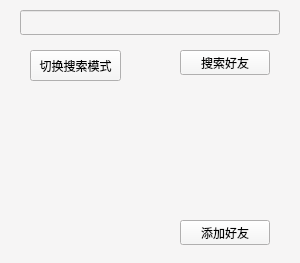
Above: client/ui/searchnewfriend.ui from pechpo/What-s-up before the change. Below: the same form after it.
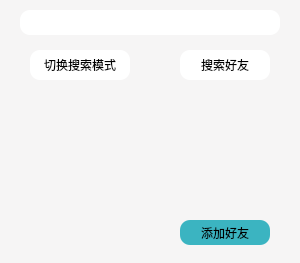
That is the form after the change.

What changed in the file:
```diff
--- a/client/ui/searchnewfriend.ui
+++ b/client/ui/searchnewfriend.ui
@@ -25,6 +25,10 @@
      <height>25</height>
     </rect>
    </property>
+   <property name="styleSheet">
+    <string notr="true">background-color: rgb(255, 255, 255);
+border-radius:10px;</string>
+   </property>
   </widget>
   <widget class="QPushButton" name="confirmButton">
    <property name="geometry">
@@ -35,6 +39,10 @@
      <height>25</height>
     </rect>
    </property>
+   <property name="styleSheet">
+    <string notr="true">background-color: rgb(59, 180, 193);
+border-radius:10px;</string>
+   </property>
    <property name="text">
     <string>添加好友</string>
    </property>
@@ -45,9 +53,13 @@
      <x>180</x>
      <y>50</y>
      <width>90</width>
-     <height>25</height>
+     <height>30</height>
     </rect>
    </property>
+   <property name="styleSheet">
+    <string notr="true">background-color: rgb(255, 255, 255);
+border-radius:10px;</string>
+   </property>
    <property name="text">
     <string>搜索好友</string>
    </property>
@@ -57,10 +69,14 @@
     <rect>
      <x>30</x>
      <y>50</y>
-     <width>91</width>
-     <height>31</height>
+     <width>100</width>
+     <height>30</height>
     </rect>
    </property>
+   <property name="styleSheet">
+    <string notr="true">border-radius:10px;
+background-color: rgb(255, 255, 255);</string>
+   </property>
    <property name="text">
     <string>切换搜索模式</string>
    </property>
```
